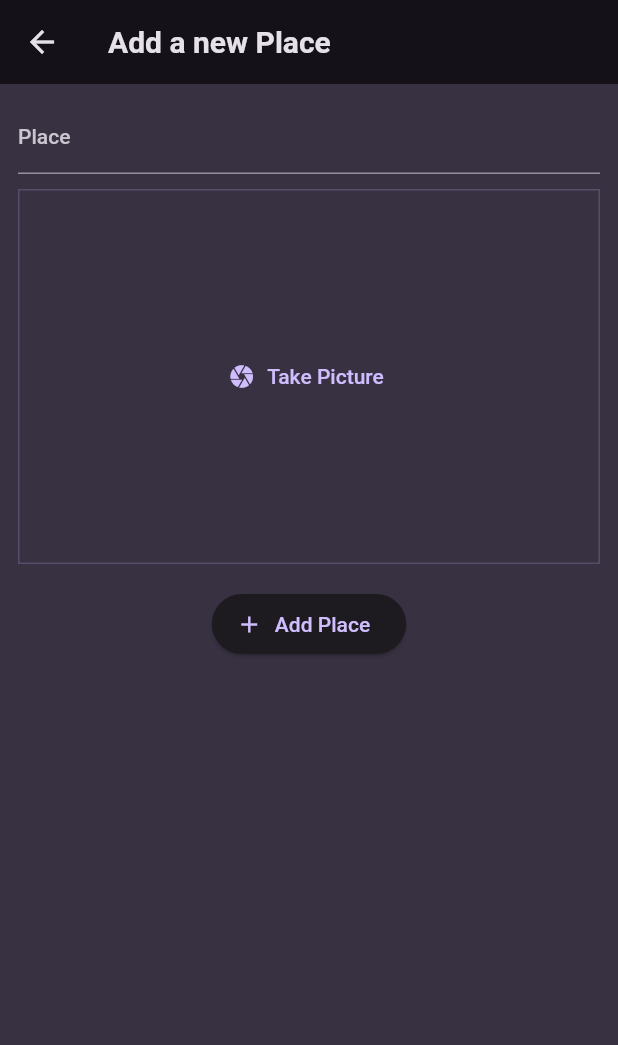
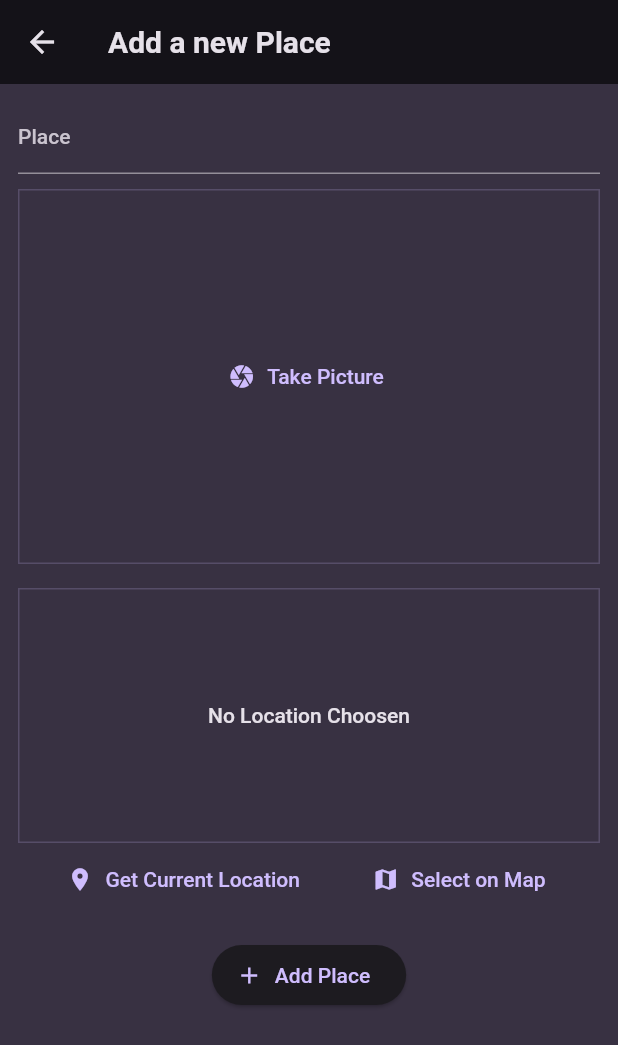
Before and after one commit to vedantagrawal524/Advanced-Gallery-Application-Adore-Places, a Flutter app: the AddPlaceScreen screen opened directly, on a phone screen of 412 x 824 dp. Shown: the top 1045 px of the screen. Run offline on Flutter 3.47's test engine with Material 2 defaults, Android fonts, the phone set to English and light mode, and no system bars; our stand-ins replace flutter_riverpod, google_fonts, image_picker.

Commit message:
Loction Input Setup

```diff
--- a/lib/screens/add_place_screen.dart
+++ b/lib/screens/add_place_screen.dart
@@ -2,6 +2,7 @@ import 'dart:io';
 
 import 'package:favorite_places/providers/user_places.dart';
 import 'package:favorite_places/widgets/image_input.dart';
+import 'package:favorite_places/widgets/location_input.dart';
 import 'package:flutter/material.dart';
 import 'package:flutter_riverpod/flutter_riverpod.dart';
 
@@ -83,6 +84,8 @@ class _AddPlaceScreenState extends ConsumerState<AddPlaceScreen> {
               _takenImage = image;
             }),
             const SizedBox(height: 16),
+            LocationInput(),
+            const SizedBox(height: 16),
             ElevatedButton.icon(
               onPressed: _savePlace,
               icon: const Icon(Icons.add),
--- /dev/null
+++ b/lib/widgets/location_input.dart
@@ -0,0 +1,52 @@
+import 'package:flutter/material.dart';
+
+class LocationInput extends StatefulWidget {
+  const LocationInput({super.key});
+  @override
+  State<LocationInput> createState() {
+    return _LocationInputState();
+  }
+}
+
+class _LocationInputState extends State<LocationInput> {
+  @override
+  Widget build(BuildContext context) {
+    return Column(
+      children: [
+        Container(
+          height: 170,
+          width: double.infinity,
+          alignment: Alignment.center,
+          decoration: BoxDecoration(
+            border: Border.all(
+              width: 1,
+              color: Theme.of(context).colorScheme.primary.withOpacity(0.2),
+            ),
+          ),
+          child: Text(
+            'No Location Choosen',
+            textAlign: TextAlign.center,
+            style: Theme.of(context).textTheme.bodyLarge!.copyWith(
+                  color: Theme.of(context).colorScheme.onBackground,
+                ),
+          ),
+        ),
+        Row(
+          mainAxisAlignment: MainAxisAlignment.spaceEvenly,
+          children: [
+            TextButton.icon(
+              onPressed: () {},
+              icon: const Icon(Icons.location_on),
+              label: const Text('Get Current Location'),
+            ),
+            TextButton.icon(
+              onPressed: () {},
+              icon: const Icon(Icons.map),
+              label: const Text('Select on Map'),
+            ),
+          ],
+        ),
+      ],
+    );
+  }
+}
--- a/pubspec.yaml
+++ b/pubspec.yaml
@@ -39,6 +39,7 @@ dependencies:
   uuid: ^4.0.0
   flutter_riverpod: ^2.4.0
   image_picker: ^1.0.4
+  location: ^5.0.3
 
 dev_dependencies:
   flutter_test:
```
Also changed, not shown: pubspec.lock, 2 other files.
